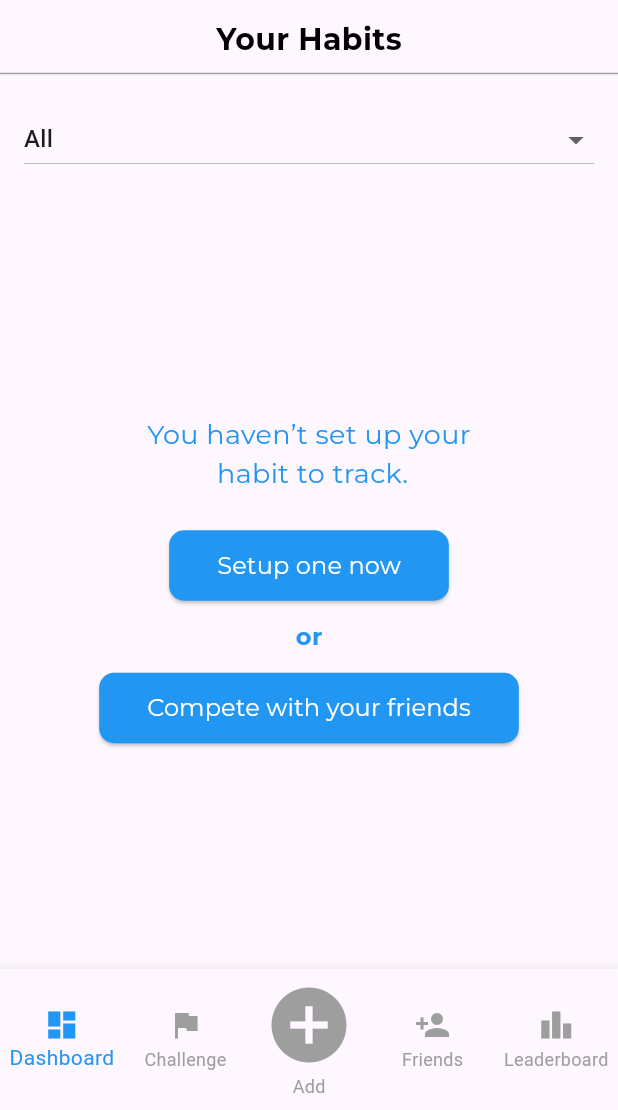
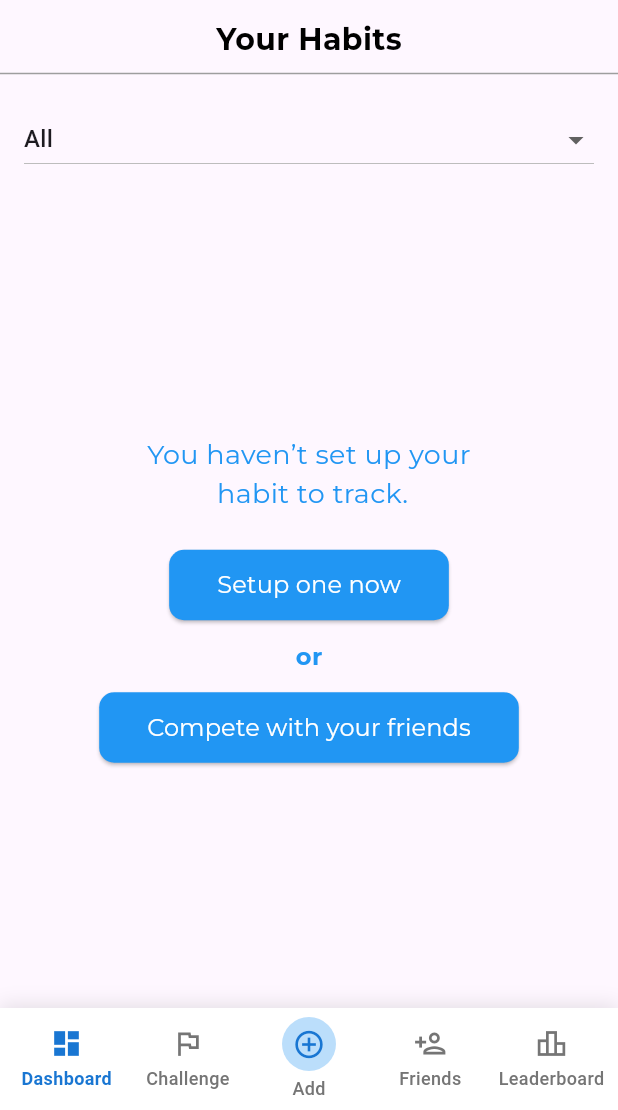
Before and after one commit to zxhenn/Flutter-Project, a Flutter app: the DashboardScreen screen opened by its route, on a phone screen of 412 x 824 dp, the part 126-1236 px from its top. Run offline on Flutter 3.47's test engine with Material 3 defaults, Android fonts, the phone set to English and light mode, and no system bars; our stand-ins replace awesome_notifications, cloud_firestore, firebase_auth, firebase_core, fl_chart, geolocator and 3 more; accounts and stored records are empty.

Commit message:
redeisgned navigation bar

```diff
--- a/lib/addition/bottom_navbar.dart
+++ b/lib/addition/bottom_navbar.dart
@@ -14,41 +14,156 @@ class BottomNavBar extends StatelessWidget {
 
   @override
   Widget build(BuildContext context) {
-    return BottomNavigationBar(
-      currentIndex: currentIndex,
-      onTap: onTap,
-      type: BottomNavigationBarType.fixed,
-      selectedItemColor: Colors.blue,
-      unselectedItemColor: Colors.grey,
-      items: [
-        const BottomNavigationBarItem(icon: Icon(Icons.dashboard), label: 'Dashboard'),
-        const BottomNavigationBarItem(icon: Icon(Icons.flag), label: 'Challenge'),
-        const BottomNavigationBarItem(icon: Icon(Icons.add_circle, size: 60), label:  'Add'),
-        BottomNavigationBarItem(
-          icon: Stack(
+    return Container(
+      decoration: BoxDecoration(
+        color: Colors.white,
+        boxShadow: [
+          BoxShadow(
+            color: Colors.black.withOpacity(0.1),
+            blurRadius: 10,
+            offset: const Offset(0, -2),
+          ),
+        ],
+      ),
+      child: SafeArea(
+        top: false,
+        child: Container(
+          padding: const EdgeInsets.symmetric(horizontal: 4, vertical: 6),
+          child: Row(
+            mainAxisAlignment: MainAxisAlignment.spaceAround,
+            crossAxisAlignment: CrossAxisAlignment.center,
             children: [
-              const Icon(Icons.person_add),
-              if (hasPendingRequests)
+              _buildNavItem(
+                icon: Icons.dashboard_outlined,
+                selectedIcon: Icons.dashboard,
+                label: 'Dashboard',
+                index: 0,
+              ),
+              _buildNavItem(
+                icon: Icons.flag_outlined,
+                selectedIcon: Icons.flag,
+                label: 'Challenge',
+                index: 1,
+              ),
+              _buildNavItem(
+                icon: Icons.add_circle_outline,
+                selectedIcon: Icons.add_circle,
+                label: 'Add',
+                index: 2,
+                isCenter: true,
+              ),
+              _buildNavItem(
+                icon: Icons.person_add_outlined,
+                selectedIcon: Icons.person_add,
+                label: 'Friends',
+                index: 3,
+                hasNotification: hasPendingRequests,
+              ),
+              _buildNavItem(
+                icon: Icons.leaderboard_outlined,
+                selectedIcon: Icons.leaderboard,
+                label: 'Leaderboard',
+                index: 4,
+              ),
+            ],
+          ),
+        ),
+      ),
+    );
+  }
+
+  Widget _buildNavItem({
+    required IconData icon,
+    required IconData selectedIcon,
+    required String label,
+    required int index,
+    bool isCenter = false,
+    bool hasNotification = false,
+  }) {
+    final isSelected = currentIndex == index;
+
+    if (isCenter) {
+      return Expanded(
+        child: GestureDetector(
+          onTap: () => onTap(index),
+          child: Column(
+            mainAxisSize: MainAxisSize.min,
+            mainAxisAlignment: MainAxisAlignment.center,
+            children: [
+              Container(
+                padding: const EdgeInsets.all(7),
+                decoration: BoxDecoration(
+                  color: isSelected ? Colors.blue[700] : Colors.blue[100],
+                  shape: BoxShape.circle,
+                ),
+                child: Icon(
+                  isSelected ? selectedIcon : icon,
+                  color: isSelected ? Colors.white : Colors.blue[700],
+                  size: 22,
+                ),
+              ),
+              const SizedBox(height: 3),
+              Text(
+                label,
+                style: TextStyle(
+                  fontSize: 12,
+                  fontWeight: isSelected ? FontWeight.w600 : FontWeight.w500,
+                  color: isSelected ? Colors.blue[700] : Colors.grey[600],
+                ),
+                maxLines: 1,
+                overflow: TextOverflow.ellipsis,
+              ),
+            ],
+          ),
+        ),
+      );
+    }
+
+    return Expanded(
+      child: GestureDetector(
+        onTap: () => onTap(index),
+        child: Column(
+          mainAxisSize: MainAxisSize.min,
+          mainAxisAlignment: MainAxisAlignment.center,
+          children: [
+            Stack(
+              clipBehavior: Clip.none,
+              children: [
+                Icon(
+                  isSelected ? selectedIcon : icon,
+                  color: isSelected ? Colors.blue[700] : Colors.grey[600],
+                  size: 22,
+                ),
+                if (hasNotification && !isSelected)
                   Positioned(
-                  right: 0,
-                  top: 0,
+                    right: -3,
+                    top: -3,
                     child: Container(
                       width: 8,
                       height: 8,
-                    decoration: const BoxDecoration(
+                      decoration: BoxDecoration(
                         color: Colors.red,
                         shape: BoxShape.circle,
+                        border: Border.all(color: Colors.white, width: 1),
                       ),
                     ),
                   ),
               ],
             ),
-          label: 'Friends',
+            const SizedBox(height: 4),
+            Text(
+              label,
+              style: TextStyle(
+                fontSize: 12,
+                fontWeight: isSelected ? FontWeight.w600 : FontWeight.w500,
+                color: isSelected ? Colors.blue[700] : Colors.grey[600],
               ),
-
-
-        const BottomNavigationBarItem(icon: Icon(Icons.leaderboard), label: 'Leaderboard'),
+              maxLines: 1,
+              overflow: TextOverflow.ellipsis,
+            ),
           ],
+        ),
+      ),
     );
   }
 }
```
Lines whose indentation alone changed are shown as unchanged.
